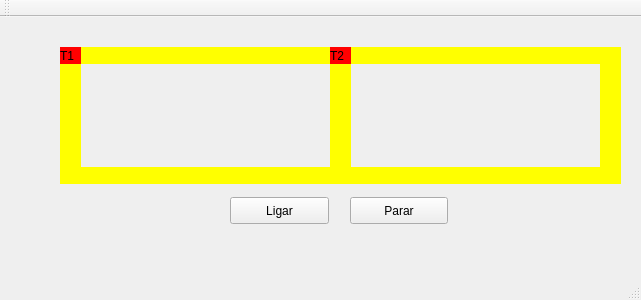
Above: mainwindow.ui from rodrigofnobrega/projeto_trem_so before the change. Below: the same form after it.
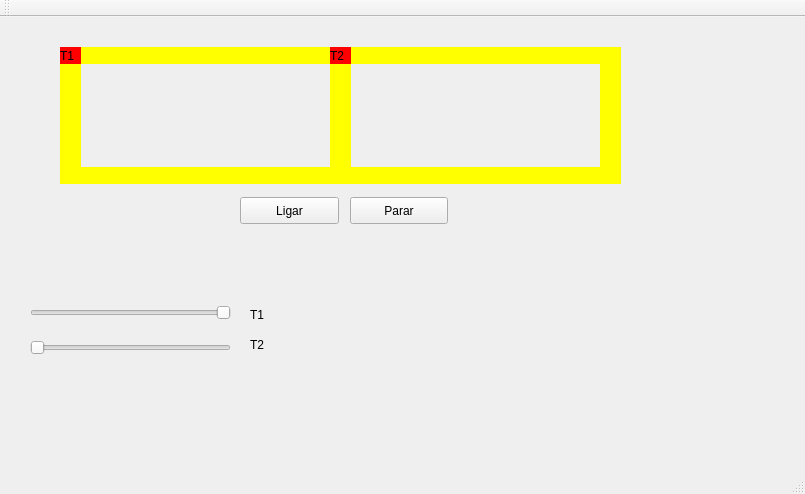
That is the form after the change.

Commit message: feat: Travar trem1 quando trem2 estiver na interseção

Diff of the .ui file:
```diff
--- a/mainwindow.ui
+++ b/mainwindow.ui
@@ -6,8 +6,8 @@
    <rect>
     <x>0</x>
     <y>0</y>
-    <width>641</width>
-    <height>300</height>
+    <width>805</width>
+    <height>494</height>
    </rect>
   </property>
   <property name="windowTitle">
@@ -97,7 +97,7 @@
    <widget class="QPushButton" name="pushButton">
     <property name="geometry">
      <rect>
-      <x>230</x>
+      <x>240</x>
       <y>180</y>
       <width>99</width>
       <height>27</height>
@@ -184,6 +184,76 @@
      <string>T2</string>
     </property>
    </widget>
+   <widget class="QSlider" name="slider_trem_1">
+    <property name="geometry">
+     <rect>
+      <x>30</x>
+      <y>285</y>
+      <width>201</width>
+      <height>21</height>
+     </rect>
+    </property>
+    <property name="minimumSize">
+     <size>
+      <width>201</width>
+      <height>21</height>
+     </size>
+    </property>
+    <property name="mouseTracking">
+     <bool>true</bool>
+    </property>
+    <property name="tabletTracking">
+     <bool>true</bool>
+    </property>
+    <property name="layoutDirection">
+     <enum>Qt::RightToLeft</enum>
+    </property>
+    <property name="autoFillBackground">
+     <bool>true</bool>
+    </property>
+    <property name="orientation">
+     <enum>Qt::Horizontal</enum>
+    </property>
+   </widget>
+   <widget class="QSlider" name="slider_trem_2">
+    <property name="geometry">
+     <rect>
+      <x>30</x>
+      <y>320</y>
+      <width>201</width>
+      <height>21</height>
+     </rect>
+    </property>
+    <property name="orientation">
+     <enum>Qt::Horizontal</enum>
+    </property>
+   </widget>
+   <widget class="QLabel" name="label_slider_trem1">
+    <property name="geometry">
+     <rect>
+      <x>250</x>
+      <y>290</y>
+      <width>16</width>
+      <height>16</height>
+     </rect>
+    </property>
+    <property name="text">
+     <string>T1</string>
+    </property>
+   </widget>
+   <widget class="QLabel" name="label_selider_trem2">
+    <property name="geometry">
+     <rect>
+      <x>250</x>
+      <y>320</y>
+      <width>16</width>
+      <height>16</height>
+     </rect>
+    </property>
+    <property name="text">
+     <string>T2</string>
+    </property>
+   </widget>
    <zorder>label_trilho1</zorder>
    <zorder>label_trilho2</zorder>
    <zorder>label_trilho3</zorder>
```
Left out of the diff: 8 changed lines with no effect on the pictures. The commit also changes 14 other files.
